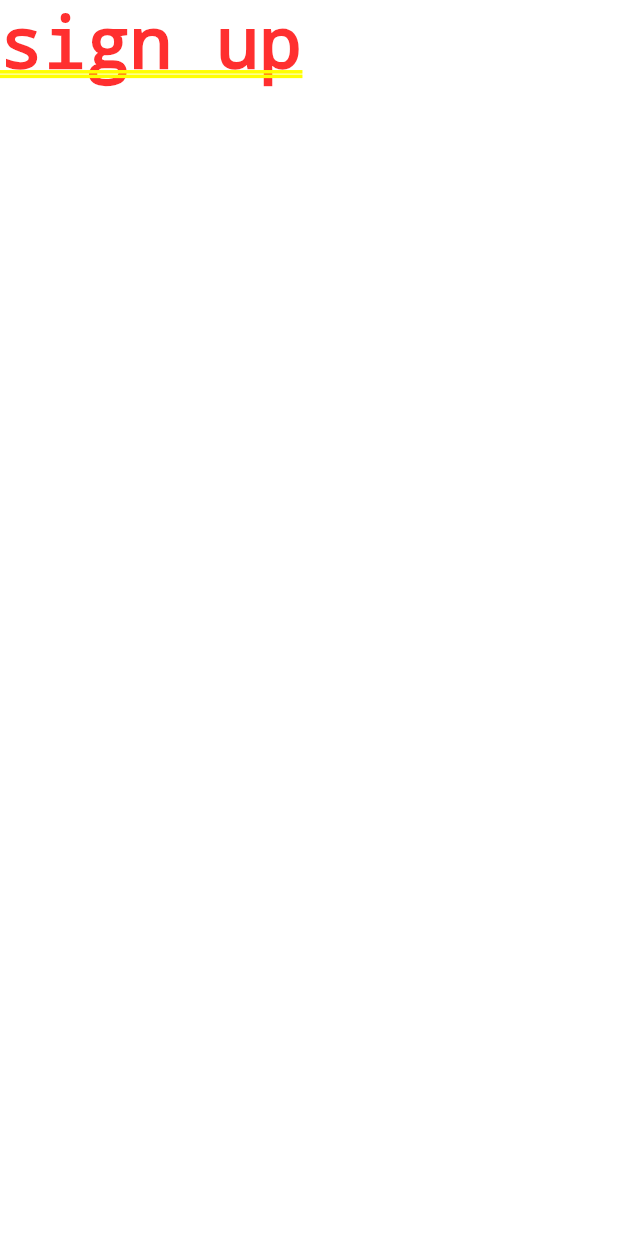
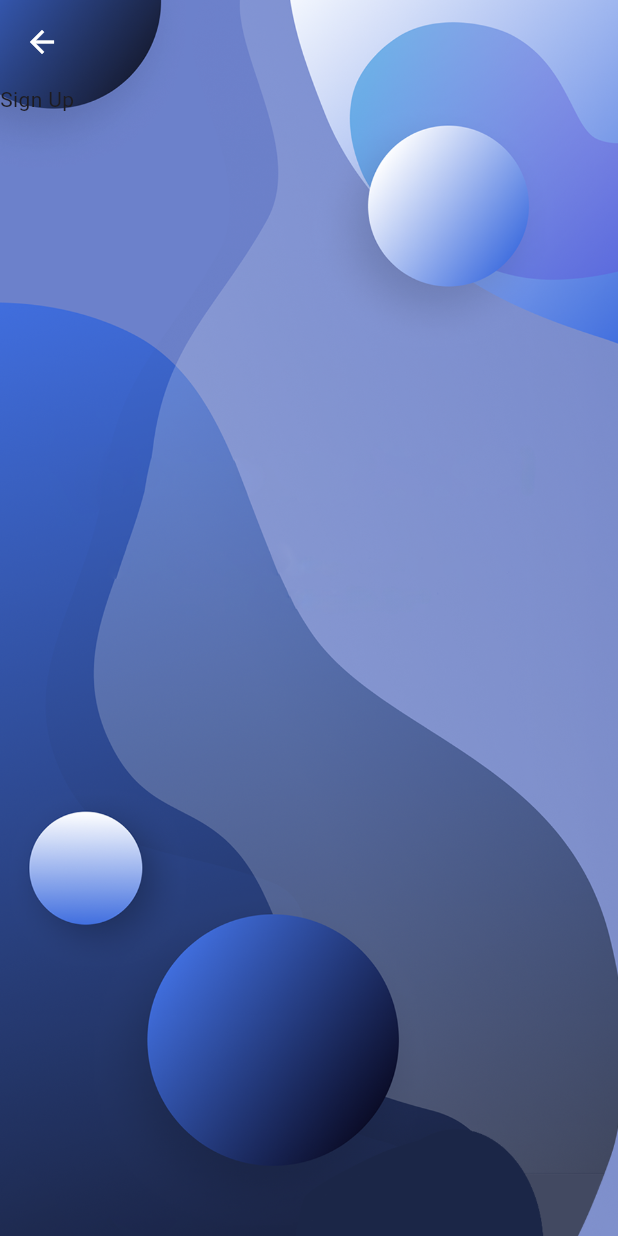
Before and after one commit to nabatwadenis/uidesign, a Flutter app: the screen it shows after launch, after a tap on "Sign In", on a phone screen of 412 x 824 dp. Run offline on Flutter 3.47's test engine with Material 3 defaults, Android fonts, the phone set to English and light mode, and no system bars.

Commit message:
first page done

```diff
--- a/lib/screens/signup_screen.dart
+++ b/lib/screens/signup_screen.dart
@@ -1,12 +1,20 @@
-import 'package:flutter/cupertino.dart';
+
 import 'package:flutter/material.dart';
+import 'package:loginpage/widgets/custom_scaffold_widget.dart';
 
-class SignUpScreen extends StatelessWidget{
+class SignUpScreen extends StatefulWidget{
   const SignUpScreen({super.key});
 
   @override
+  State<SignUpScreen> createState() => _SignUpScreenState();
+
+}
+class _SignUpScreenState extends State<SignUpScreen>{
+  @override
   Widget build(BuildContext context) {
-    return const Text("sign up");
+    return const CustomScaffoldWidget(
+      child: Text('Sign Up')
+    );
   }
 
 }
--- a/lib/screens/welcome_screen.dart
+++ b/lib/screens/welcome_screen.dart
@@ -1,28 +1,30 @@
-
 import 'package:flutter/cupertino.dart';
 import 'package:flutter/material.dart';
+import 'package:loginpage/screens/login_screen.dart';
+import 'package:loginpage/screens/signup_screen.dart';
+import 'package:loginpage/theme/theme.dart';
 import 'package:loginpage/widgets/custom_button.dart';
 import 'package:loginpage/widgets/custom_scaffold_widget.dart';
 
-class WelcomeScreen extends StatelessWidget{
-  const WelcomeScreen ({super.key});
-
-
+class WelcomeScreen extends StatelessWidget {
+  const WelcomeScreen({super.key});
 
   @override
   Widget build(BuildContext context) {
-    return  CustomScaffoldWidget(
+    return CustomScaffoldWidget(
         child: Column(
       children: [
         Flexible(
             flex: 8,
             child: Container(
-            padding:const  EdgeInsets.symmetric(
+              padding: const EdgeInsets.symmetric(
                 vertical: 0,
                 horizontal: 40.0,
               ),
-            child: Center(child: RichText(textAlign: TextAlign.center, text: const TextSpan(
-              children: [
+              child: Center(
+                  child: RichText(
+                textAlign: TextAlign.center,
+                text: const TextSpan(children: [
                   TextSpan(
                       text: 'Welcome Back!\n',
                       style: TextStyle(
@@ -30,15 +32,13 @@ class WelcomeScreen extends StatelessWidget{
                         fontWeight: FontWeight.w600,
                       )),
                   TextSpan(
-                    text:
-                    '\nEnter personal details to your employee account',
+                      text: '\nEnter personal details to your employee account',
                       style: TextStyle(
                         fontSize: 20,
                         // height: 0,
-                    )
-                )
-              ]
-            ),)),
+                      ))
+                ]),
+              )),
             )),
         const Flexible(
             flex: 1,
@@ -46,14 +46,26 @@ class WelcomeScreen extends StatelessWidget{
               alignment: Alignment.bottomRight,
               child: Row(
                 children: [
-                Expanded(child: WelcomeButton(buttonText: 'Sign In',),),
-                Expanded(child: WelcomeButton(buttonText: 'Sign Up',),),
+                  const Expanded(
+                    child: WelcomeButton(
+                      buttonText: 'Sign In',
+                      onTap: SignUpScreen(),
+                      color: Colors.transparent,
+                      textColor: Colors.white,
+                    ),
+                  ),
+                  Expanded(
+                    child: WelcomeButton(
+                      buttonText: 'Sign Up',
+                      onTap: LoginScreen(),
+                      color: Colors.white,
+                      textColor: Colors.white,
+                    ),
+                  ),
                 ],
               ),
             ))
       ],
-      )
-    );
-
+    ));
   }
 }
--- a/lib/widgets/custom_button.dart
+++ b/lib/widgets/custom_button.dart
@@ -3,22 +3,30 @@ import 'package:flutter/material.dart';
 import 'package:loginpage/screens/signup_screen.dart';
 
 class WelcomeButton extends StatelessWidget{
-  const WelcomeButton({super.key, required this.buttonText});
+  const WelcomeButton({super.key, required this.buttonText, this.onTap, this.color, this.textColor});
   final String? buttonText;
+  final Widget? onTap;
+  final Color? color;
+  final Color? textColor;
 
   @override
   Widget build(BuildContext context) {
     return GestureDetector(
       onTap: (){
-        Navigator.push(context, MaterialPageRoute(builder: (e) => const SignUpScreen(),),);
+        Navigator.push(context, MaterialPageRoute(builder: (e) => onTap!,),);
       },
       child: Container(
-        decoration: const BoxDecoration(
-          color: Colors.white,
-          borderRadius: BorderRadius.only(topLeft: Radius.circular(50))
+        padding: const EdgeInsets.all(30.0),
+        decoration: BoxDecoration(
+          color: color!,
+          borderRadius: const BorderRadius.only(topLeft: Radius.circular(50))
         ),
-          child: Text(buttonText!, style: const TextStyle(
+          child: Text(
+            buttonText!,
+            textAlign: TextAlign.center,
+            style: TextStyle(
             fontSize: 20.0,
+            color: textColor!,
             fontWeight: FontWeight.bold
           ),)),
     );
--- a/lib/widgets/custom_scaffold_widget.dart
+++ b/lib/widgets/custom_scaffold_widget.dart
@@ -9,6 +9,7 @@ class CustomScaffoldWidget extends StatelessWidget{
     // TODO: implement build
     return Scaffold(
       appBar: AppBar(
+        iconTheme: const IconThemeData(color: Colors.white),
         backgroundColor: Colors.transparent,
         elevation: 0,
       ),
--- a/pubspec.yaml
+++ b/pubspec.yaml
@@ -47,6 +47,7 @@ dev_dependencies:
   # rules and activating additional ones.
   flutter_lints: ^2.0.0
   icons_plus: ^5.0.0
+  get: ^4.6.6
 
 # For information on the generic Dart part of this file, see the
 # following page: https://dart.dev/tools/pub/pubspec
```
Also changed, not shown: lib/screens/login_screen.dart (+45 -3 lines), lib/theme/theme.dart (added, +62 -0 lines), pubspec.lock. Lines whose indentation alone changed are shown as unchanged.
